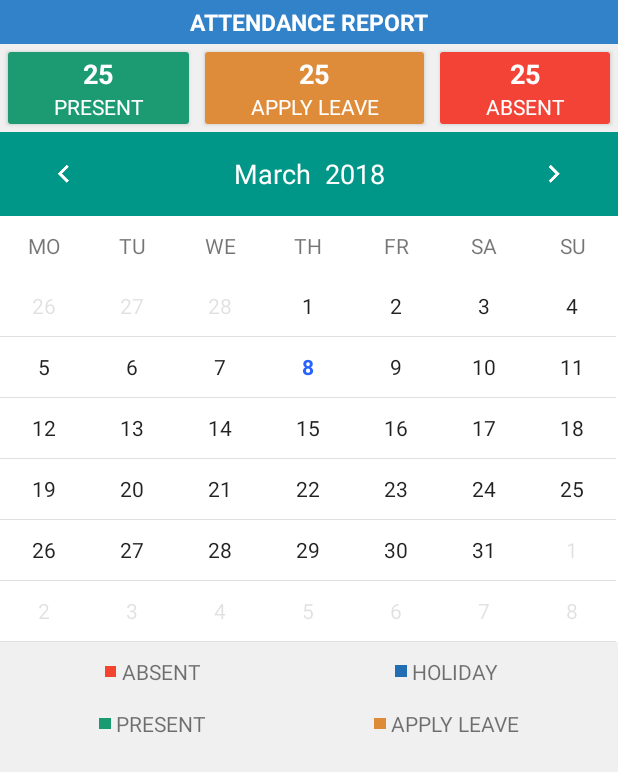
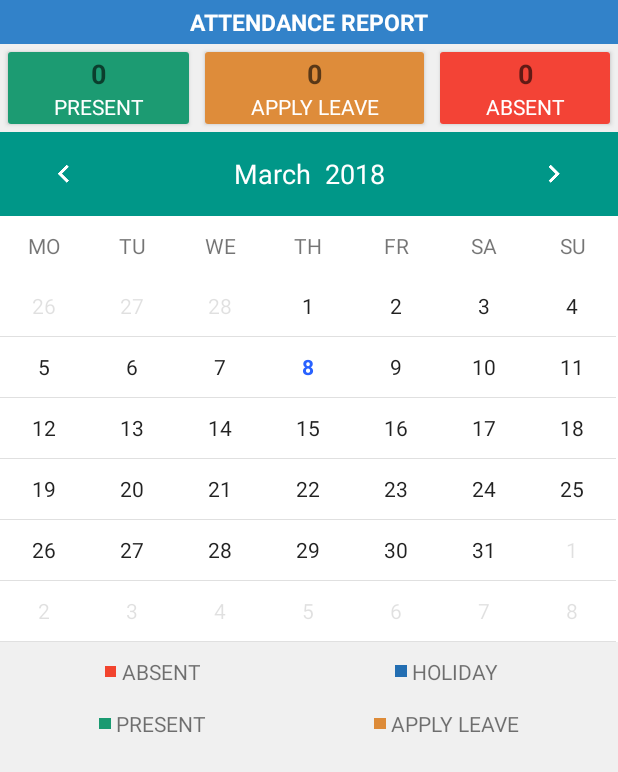
Before and after one commit to pkksshakthi/HRMS-App, an Android app: the layout fragment_employee_attendance.xml on its own in the app's theme, with its tools: preview values and no code run, on a phone screen of 412 x 824 dp. Shown: the top 772 px of the screen. Run offline under Robolectric (Android 15) with nearby library versions, the phone set to English and light mode, and no system bars.

Commit message:
Merge branch 'master' of C:\software\android\HRMS-App with conflicts.

```diff
--- a/HRMS-App/src/main/java/com/sphinax/hrms/global/Global.java
+++ b/HRMS-App/src/main/java/com/sphinax/hrms/global/Global.java
@@ -65,4 +65,8 @@ public class Global {
     public static void setTabPosition(int tabPosition) {
         TabPosition = tabPosition;
     }
+
+    public static String nullChecking(String val) {
+        return ((String.valueOf(val).equals("null")) ? "N/A" : String.valueOf(val));
+    }
 }
--- a/HRMS-App/src/main/res/layout/fragment_employee_attendance.xml
+++ b/HRMS-App/src/main/res/layout/fragment_employee_attendance.xml
@@ -48,7 +48,7 @@
                         android:layout_height="wrap_content"
                         android:layout_gravity="center"
                         android:gravity="center"
-                        android:text="25"
+                        android:hint="0"
                         android:textColor="#ffffff"
                         android:textSize="18dp"
                         android:textStyle="bold" />
@@ -86,7 +86,7 @@
                         android:layout_height="wrap_content"
                         android:layout_gravity="center"
                         android:gravity="center"
-                        android:text="25"
+                        android:hint="0"
                         android:textColor="#ffffff"
                         android:textSize="18dp"
                         android:textStyle="bold" />
@@ -124,7 +124,7 @@
                         android:layout_height="wrap_content"
                         android:layout_gravity="center"
                         android:gravity="center"
-                        android:text="25"
+                        android:hint="0"
                         android:textColor="#ffffff"
                         android:textSize="18dp"
                         android:textStyle="bold" />
```
Also changed, not shown: HRMS-App/src/main/java/com/sphinax/hrms/employee/fragment/EmployeeAttendanceFragment.java (+4 -3 lines), HRMS-App/src/main/res/layout/fragment_pay_slip.xml (+18 -8 lines).
